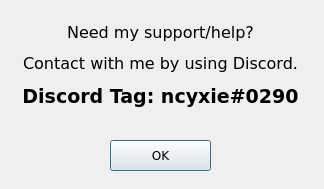
This is discorddialog.ui in ncyxie/Notepad-DOT-Qt as Qt 5 draws it before an edit. The edited form follows.
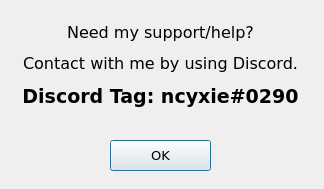
This is the edited form.

Commit message: Reduced About and Discord dialog button font size

```diff
--- a/discorddialog.ui
+++ b/discorddialog.ui
@@ -43,6 +43,10 @@
    <property name="font">
     <font>
      <family>Verdana</family>
+     <pointsize>10</pointsize>
+     <weight>50</weight>
+     <italic>false</italic>
+     <bold>false</bold>
     </font>
    </property>
    <property name="text">
```
The commit also changes 1 other file.
